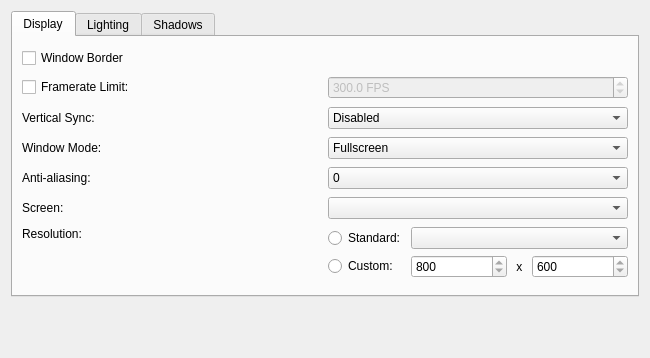
sunhawken/openmw, file apps/launcher/ui/graphicspage.ui: the form before one commit.
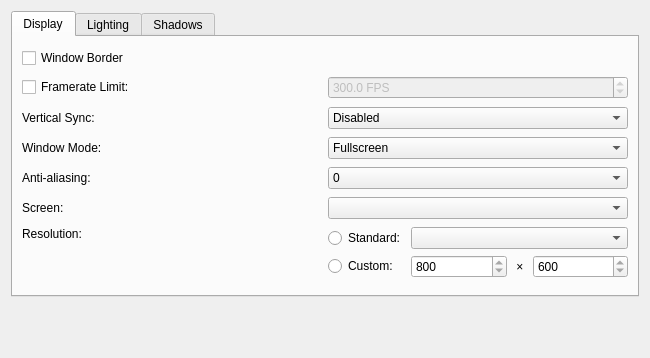
The form after the commit.

Commit message: Use a multiplication sign for custom resolution

```diff
--- a/apps/launcher/ui/graphicspage.ui
+++ b/apps/launcher/ui/graphicspage.ui
@@ -107,7 +107,7 @@
              <item>
               <widget class="QLabel" name="multiplyLabel">
                <property name="text">
-                <string> x </string>
+                <string> × </string>
                </property>
               </widget>
              </item>
```
